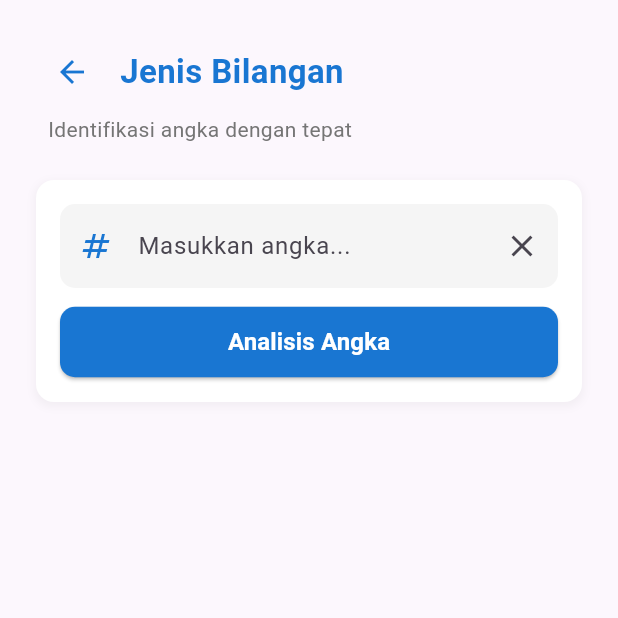
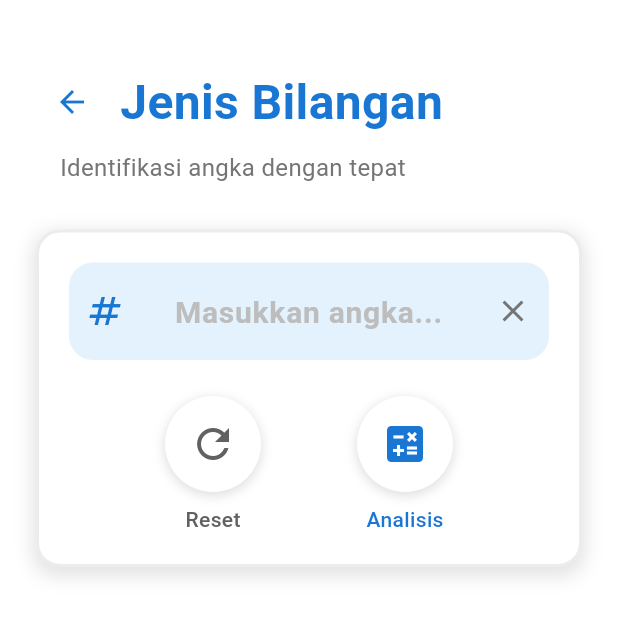
Before and after one commit to Arvidion/TPM_Tugas3, a Flutter app: the NumberTypePage screen opened directly, on a phone screen of 412 x 824 dp, the top half of it. Run offline on Flutter 3.47's test engine with Material 3 defaults, Android fonts, the phone set to English and light mode, and no system bars; our stand-ins replace flutter_map, geolocator, latlong2, shared_preferences; accounts and stored records are empty.

Commit message:
Update UI Jenis Bilangan

```diff
--- a/tugaskelompok/lib/jenisbilangan.dart
+++ b/tugaskelompok/lib/jenisbilangan.dart
@@ -28,39 +28,6 @@ class _NumberTypePageState extends State<NumberTypePage> {
         _hasResult = false;
       });
     } else {
-      // Cek Decimal
-      bool isDecimal = number % 1 != 0;
-
-      // Konversi ke int untuk pengecekan bilangan bulat
-      int intNumber = number.toInt();
-
-      // Cek Prima (hanya untuk bilangan bulat positif > 1)
-      bool isPrime = false;
-      if (!isDecimal && intNumber > 1) {
-        isPrime = true;
-        for (int i = 2; i <= intNumber ~/ 2; i++) {
-          if (intNumber % i == 0) {
-            isPrime = false;
-            break;
-          }
-        }
-      }
-
-      // Cek Cacah (bilangan bulat >= 0)
-      bool isCacah = !isDecimal && intNumber >= 0;
-
-      // Cek Bulat
-      String bulatStatus = 'tidak';
-      if (!isDecimal) {
-        if (intNumber > 0) {
-          bulatStatus = 'ya (positif)';
-        } else if (intNumber < 0) {
-          bulatStatus = 'ya (negatif)';
-        } else {
-          bulatStatus = 'ya (nol)'; // angka 0 termasuk cacah dan bulat
-        }
-      }
-
       setState(() {
         _result = 'Hasil analisis untuk angka: $number';
         _hasResult = true;
@@ -70,186 +37,211 @@ class _NumberTypePageState extends State<NumberTypePage> {
 
   @override
   Widget build(BuildContext context) {
-    final bgColor = const Color(0xFFFCF7FD); // Warna latar belakang yang sama seperti stopwatch
-
     return Scaffold(
-      backgroundColor: bgColor,
+      backgroundColor: Colors.white,
       body: SafeArea(
         child: Padding(
           padding: const EdgeInsets.all(24.0),
           child: Column(
             crossAxisAlignment: CrossAxisAlignment.start,
             children: [
-              // Tombol kembali + judul
+              const SizedBox(height: 20),
               Row(
                 children: [
                   IconButton(
-                    icon: const Icon(Icons.arrow_back),
+                    icon: Icon(Icons.arrow_back, color: Colors.blue[700]),
                     onPressed: () => Navigator.pop(context),
-                    color: Colors.blue[700],
-                    padding: EdgeInsets.zero,
-                    constraints: const BoxConstraints(),
                   ),
-                  const SizedBox(width: 8),
+                  SizedBox(width: 8),
                   Text(
                     'Jenis Bilangan',
                     style: TextStyle(
+                      fontSize: 32,
+                      fontWeight: FontWeight.bold,
                       color: Colors.blue[700],
-                      fontSize: 22,
-                      fontWeight: FontWeight.bold,
                     ),
                   ),
                 ],
               ),
-              const SizedBox(height: 4),
+              const SizedBox(height: 8),
               Padding(
-                padding: const EdgeInsets.only(left: 8),
+                padding: const EdgeInsets.only(left: 16.0),
                 child: Text(
                   'Identifikasi angka dengan tepat',
                   style: TextStyle(
-                    fontSize: 14,
+                    fontSize: 16,
                     color: Colors.grey[600],
                   ),
                 ),
               ),
-              const SizedBox(height: 24),
+              SizedBox(height: 30),
 
-              // Input + Tombol Analisis
-              Container(
+              // Input container
+              Center(
+                child: Container(
+                  width: double.infinity,
+                  padding: const EdgeInsets.all(20),
                   decoration: BoxDecoration(
                     color: Colors.white,
-                  borderRadius: BorderRadius.circular(12),
+                    borderRadius: BorderRadius.circular(16),
                     boxShadow: [
                       BoxShadow(
-                      color: Colors.grey.withOpacity(0.1),
-                      spreadRadius: 1,
-                      blurRadius: 4,
-                      offset: const Offset(0, 2),
+                        color: Colors.grey.withOpacity(0.3),
+                        spreadRadius: 2,
+                        blurRadius: 10,
+                        offset: Offset(0, 4),
                       ),
                     ],
+                    border: Border.all(
+                      color: Colors.grey.withOpacity(0.2),
+                      width: 2,
                     ),
-                padding: const EdgeInsets.all(16),
+                  ),
                   child: Column(
                     children: [
                       TextField(
                         controller: _controller,
                         keyboardType: const TextInputType.numberWithOptions(decimal: true, signed: true),
+                        style: TextStyle(
+                          fontSize: 22,
+                          fontWeight: FontWeight.bold,
+                          color: Colors.blue[800],
+                        ),
+                        textAlign: TextAlign.center,
                         decoration: InputDecoration(
                           hintText: 'Masukkan angka...',
+                          hintStyle: TextStyle(
+                            color: Colors.grey[400],
+                            fontSize: 20,
+                          ),
                           filled: true,
-                        fillColor: Colors.grey[100],
+                          fillColor: Colors.blue[50],
                           border: OutlineInputBorder(
-                          borderRadius: BorderRadius.circular(10),
+                            borderRadius: BorderRadius.circular(16),
                             borderSide: BorderSide.none,
                           ),
+                          contentPadding: EdgeInsets.symmetric(vertical: 16),
                           prefixIcon: Icon(
                             Icons.numbers,
                             color: Colors.blue[700],
+                            size: 28,
                           ),
                           suffixIcon: IconButton(
-                          icon: const Icon(Icons.clear),
+                            icon: Icon(
+                              Icons.clear,
+                              color: Colors.grey[600],
+                              size: 24,
+                            ),
                             onPressed: () {
                               _controller.clear();
                             },
                           ),
                         ),
                       ),
-                    const SizedBox(height: 12),
-                    SizedBox(
-                      width: double.infinity,
-                      child: ElevatedButton(
+                      SizedBox(height: 24),
+                      Row(
+                        mainAxisAlignment: MainAxisAlignment.spaceEvenly,
+                        children: [
+                          _buildControlButton(
+                            icon: Icons.refresh,
+                            label: "Reset",
+                            color: Colors.grey[700]!,
+                            onPressed: () {
+                              _controller.clear();
+                              setState(() {
+                                _result = '';
+                                _hasResult = false;
+                              });
+                            },
+                          ),
+                          _buildControlButton(
+                            icon: Icons.calculate,
+                            label: "Analisis",
+                            color: Colors.blue[700]!,
                             onPressed: () => checkNumberType(_controller.text),
-                        style: ElevatedButton.styleFrom(
-                          backgroundColor: Colors.blue[700],
-                          foregroundColor: Colors.white,
-                          padding: const EdgeInsets.symmetric(vertical: 12),
-                          shape: RoundedRectangleBorder(
-                            borderRadius: BorderRadius.circular(10),
+                          ),
+                        ],
+                      ),
+                    ],
                   ),
                 ),
-                        child: const Text(
-                          'Analisis Angka',
+              ),
+
+              SizedBox(height: 30),
+
+              // Output hasil
+              if (_result.isNotEmpty)
+                Expanded(
+                  child: Container(
+                    decoration: BoxDecoration(
+                      color: Colors.grey[50],
+                      borderRadius: BorderRadius.circular(16),
+                      border: Border.all(color: Colors.grey[200]!),
+                    ),
+                    child: _hasResult
+                      ? ListView(
+                          padding: EdgeInsets.all(16),
+                          children: [
+                            Padding(
+                              padding: const EdgeInsets.only(left: 8.0, bottom: 16.0),
+                              child: Row(
+                                children: [
+                                  Icon(
+                                    Icons.info_outline,
+                                    color: Colors.blue[700],
+                                    size: 24,
+                                  ),
+                                  SizedBox(width: 8),
+                                  Text(
+                                    _result,
                                     style: TextStyle(
                                       fontSize: 16,
                                       fontWeight: FontWeight.bold,
-                          ),
-                        ),
+                                      color: Colors.blue[700],
                                     ),
                                   ),
                                 ],
                               ),
                             ),
-
-              const SizedBox(height: 20),
-
-              // Output hasil
-              if (_result.isNotEmpty)
-                Expanded(
-                  child: SingleChildScrollView(
-                    child: Container(
-                      width: double.infinity,
-                      padding: const EdgeInsets.all(16),
-                      decoration: BoxDecoration(
-                        color: _hasResult ? Colors.blue[50] : Colors.orange[50],
-                        borderRadius: BorderRadius.circular(12),
-                        border: Border.all(
-                          color: _hasResult ? Colors.blue[200]! : Colors.orange[200]!,
-                          width: 1,
-                        ),
-                      ),
-                      child: Column(
-                        crossAxisAlignment: CrossAxisAlignment.start,
-                        children: [
-                          Row(
-                            children: [
-                              Icon(
-                                _hasResult ? Icons.check_circle : Icons.info_outline,
-                                color: _hasResult ? Colors.blue[700] : Colors.orange[700],
-                              ),
-                              const SizedBox(width: 8),
-                              Text(
-                                _hasResult ? 'Hasil Analisis' : 'Informasi',
-                                style: TextStyle(
-                                  fontSize: 18,
-                                  fontWeight: FontWeight.bold,
-                                  color: _hasResult ? Colors.blue[700] : Colors.orange[700],
-                                ),
-                              ),
-                            ],
-                          ),
-                          const SizedBox(height: 12),
-                          Text(
-                            _result,
-                            style: TextStyle(
-                              fontSize: 16,
-                              height: 1.4,
-                              color: Colors.grey[800],
-                            ),
-                          ),
-                          if (_hasResult) ...[
-                            const SizedBox(height: 16),
-                            _buildResultCard('Prima',
+                            _buildResultCard(
+                              'Prima',
                               isPrime(double.tryParse(_controller.text) ?? 0) ? 'Ya' : 'Tidak',
                               isPrime(double.tryParse(_controller.text) ?? 0) ? Colors.green : Colors.red,
                             ),
-                            _buildResultCard('Desimal',
+                            _buildResultCard(
+                              'Desimal',
                               isDecimal(double.tryParse(_controller.text) ?? 0) ? 'Ya' : 'Tidak',
                               isDecimal(double.tryParse(_controller.text) ?? 0) ? Colors.green : Colors.red,
                             ),
-                            _buildResultCard('Cacah',
+                            _buildResultCard(
+                              'Cacah',
                               isCacah(double.tryParse(_controller.text) ?? 0) ? 'Ya' : 'Tidak',
                               isCacah(double.tryParse(_controller.text) ?? 0) ? Colors.green : Colors.red,
                             ),
-                            _buildResultCard('Bulat',
+                            _buildResultCard(
+                              'Bulat',
                               getBulatStatus(double.tryParse(_controller.text) ?? 0),
                               !isDecimal(double.tryParse(_controller.text) ?? 0) ? Colors.green : Colors.red,
                             ),
-                            _buildResultCard('Genap/Ganjil',
+                            _buildResultCard(
+                              'Genap/Ganjil',
                               getEvenOdd(double.tryParse(_controller.text) ?? 0),
-                              !isDecimal(double.tryParse(_controller.text) ?? 0) ? Colors.blue : Colors.grey,
+                              !isDecimal(double.tryParse(_controller.text) ?? 0) ? Colors.blue[700]! : Colors.grey[600]!,
                             ),
                           ],
-                        ],
+                        )
+                      : Center(
+                          child: Padding(
+                            padding: const EdgeInsets.all(16.0),
+                            child: Text(
+                              _result,
+                              style: TextStyle(
+                                color: Colors.orange[700],
+                                fontSize: 16,
+                                fontWeight: FontWeight.w500,
+                              ),
+                              textAlign: TextAlign.center,
+                            ),
                           ),
                         ),
                   ),
@@ -291,15 +283,72 @@ class _NumberTypePageState extends State<NumberTypePage> {
     return number.toInt() % 2 == 0 ? 'Genap' : 'Ganjil';
   }
 
-  // Simplified result card with less height
+  Widget _buildControlButton({
+    required IconData icon,
+    required String label,
+    required Color color,
+    required VoidCallback onPressed,
+  }) {
+    return Column(
+      children: [
+        Container(
+          width: 64,
+          height: 64,
+          decoration: BoxDecoration(
+            color: Colors.white,
+            shape: BoxShape.circle,
+            boxShadow: [
+              BoxShadow(
+                color: Colors.grey.withOpacity(0.3),
+                spreadRadius: 1,
+                blurRadius: 5,
+                offset: Offset(0, 2),
+              ),
+            ],
+          ),
+          child: Material(
+            color: Colors.transparent,
+            shape: CircleBorder(),
+            child: InkWell(
+              customBorder: CircleBorder(),
+              onTap: onPressed,
+              child: Center(
+                child: Icon(
+                  icon,
+                  size: 32,
+                  color: color,
+                ),
+              ),
+            ),
+          ),
+        ),
+        SizedBox(height: 8),
+        Text(
+          label,
+          style: TextStyle(
+            color: color,
+            fontWeight: FontWeight.w500,
+          ),
+        ),
+      ],
+    );
+  }
+
   Widget _buildResultCard(String label, String value, Color color) {
     return Container(
-      margin: const EdgeInsets.only(bottom: 8),
-      padding: const EdgeInsets.symmetric(horizontal: 12, vertical: 10),
+      margin: EdgeInsets.symmetric(vertical: 4),
+      padding: EdgeInsets.symmetric(horizontal: 16, vertical: 12),
       decoration: BoxDecoration(
         color: Colors.white,
-        borderRadius: BorderRadius.circular(8),
-        border: Border.all(color: Colors.grey[200]!, width: 1),
+        borderRadius: BorderRadius.circular(12),
+        boxShadow: [
+          BoxShadow(
+            color: Colors.grey.withOpacity(0.1),
+            spreadRadius: 1,
+            blurRadius: 3,
+            offset: Offset(0, 1),
+          ),
+        ],
       ),
       child: Row(
         mainAxisAlignment: MainAxisAlignment.spaceBetween,
@@ -307,17 +356,24 @@ class _NumberTypePageState extends State<NumberTypePage> {
           Text(
             label,
             style: TextStyle(
-              fontSize: 15,
               fontWeight: FontWeight.w500,
-              color: Colors.grey[800],
+              color: Colors.blue[700],
+              fontSize: 16,
             ),
           ),
-          Text(
+          Container(
+            padding: EdgeInsets.symmetric(horizontal: 12, vertical: 6),
+            decoration: BoxDecoration(
+              color: color.withOpacity(0.1),
+              borderRadius: BorderRadius.circular(20),
+            ),
+            child: Text(
               value,
               style: TextStyle(
-              fontSize: 15,
                 fontWeight: FontWeight.bold,
                 color: color,
+                fontSize: 16,
+              ),
             ),
           ),
         ],
```
Lines whose indentation alone changed are shown as unchanged.
